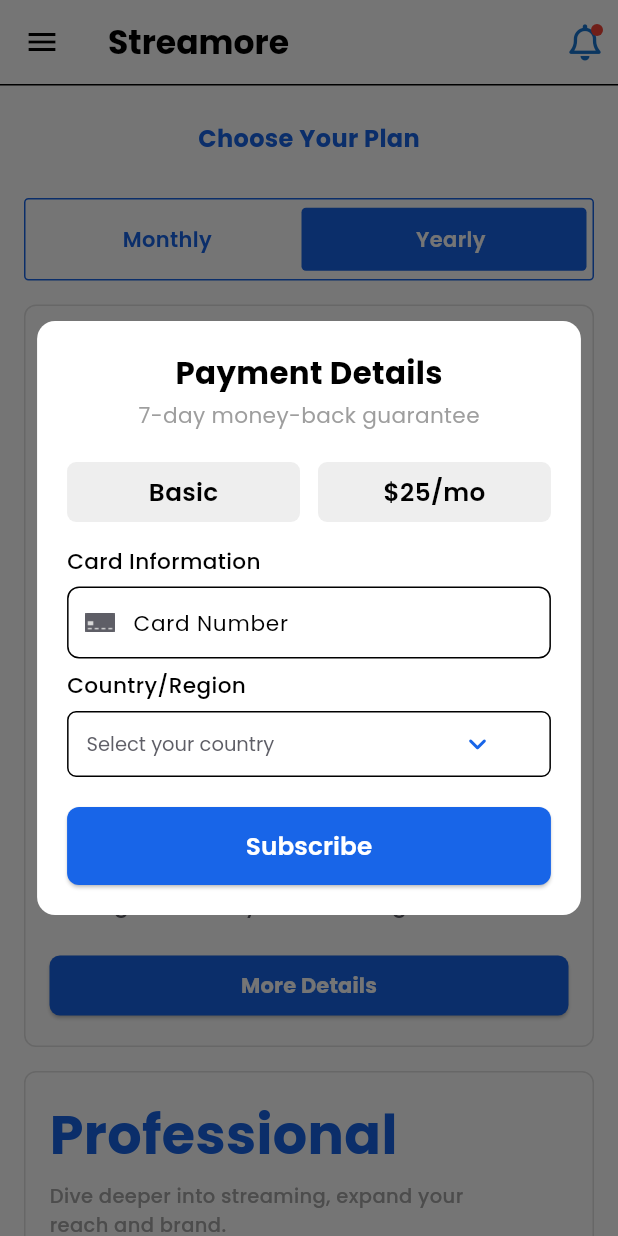
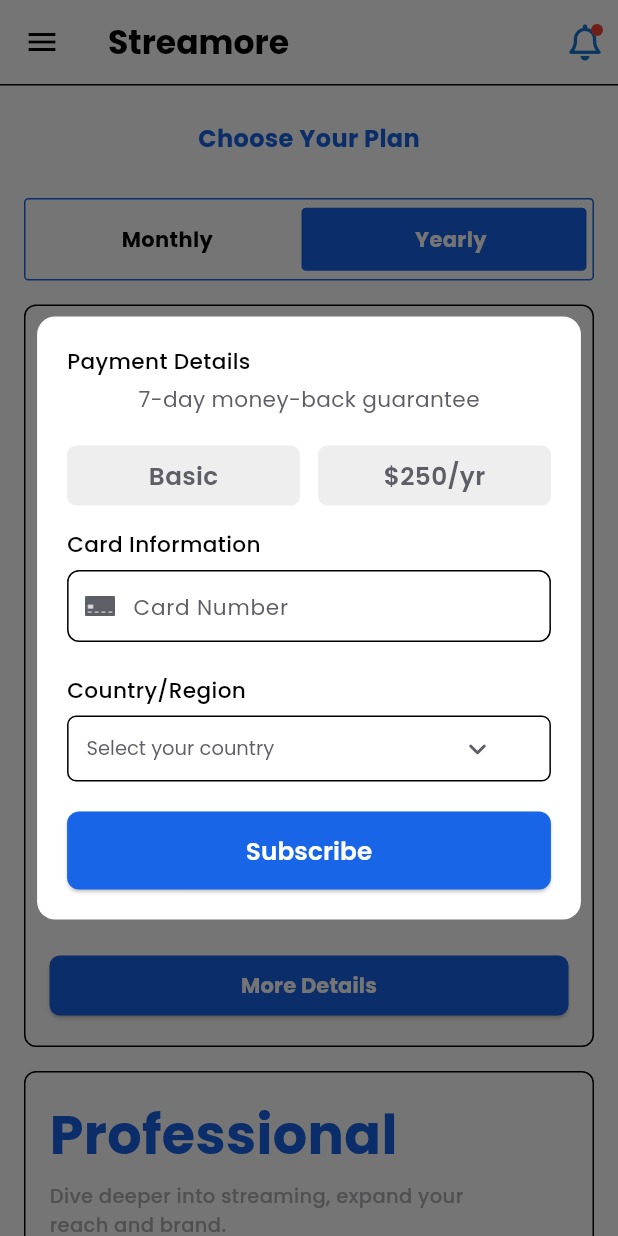
Before and after one commit to Salma28-zahran/streamore_app, a Flutter app: the ChoosePlanScreen screen opened by its route, after a tap on "Yearly", after a tap on "More Details", on a phone screen of 412 x 824 dp. Run offline on Flutter 3.47's test engine with Material 3 defaults, Android fonts, the phone set to English and light mode, and no system bars; drawn by our look-alikes of dropdown_button2; our stand-ins replace easy_localization, flutter_colorpicker, font_awesome_flutter, google_fonts, permission_handler; missing offline and left inert: flutter_sound.

Commit message:
pricing screen UI

```diff
--- a/lib/main.dart
+++ b/lib/main.dart
@@ -61,7 +61,7 @@
       darkTheme: darkTheme.themeData,
       themeMode: provider.themeMode,
       debugShowCheckedModeBanner: false,
-      initialRoute: ChoosePlanScreen.routeName,
+      initialRoute: OnBoardingScreen.routeName,
       routes: {
         OnBoardingScreen.routeName: (context) => const OnBoardingScreen(),
         SignIn.routeName:        (context) => const SignIn(),
--- a/lib/screens/stream/choose_plan_screen.dart
+++ b/lib/screens/stream/choose_plan_screen.dart
@@ -1,12 +1,15 @@
 import 'package:flutter/material.dart';
 import 'package:google_fonts/google_fonts.dart';
 import 'package:font_awesome_flutter/font_awesome_flutter.dart';
+import 'package:easy_localization/easy_localization.dart';
 import 'package:streamore_app/screens/stream/drawer/main_drawer.dart';
 import 'package:streamore_app/utils/payment_details_dialog.dart';
 
+
+
+
 class ChoosePlanScreen extends StatefulWidget {
   static const routeName = '/choose-plan';
-
   const ChoosePlanScreen({super.key});
 
   @override
@@ -17,24 +20,58 @@
   int selectedTabIndex = 0;
   final bool hasNotification = true;
 
+  List<String> getFeatureList(String prefix, int count) {
+    return List.generate(count, (i) => tr('$prefix${i + 1}'));
+  }
+
   @override
   Widget build(BuildContext context) {
     final theme = Theme.of(context);
     final screenWidth = MediaQuery.of(context).size.width;
-    final primaryColor = theme.primaryColor;
-    final textColor = theme.textTheme.bodyLarge?.color ?? Colors.black;
-    final cardColor = theme.cardColor;
-    final greyTextColor =
-        theme.brightness == Brightness.dark
-            ? const Color(0xFFA5A5A5)
-            : const Color(0xFFA5A5A5);
+    final colorScheme = theme.colorScheme;
 
     return Scaffold(
-      appBar: AppBar(
+      appBar: _buildAppBar(theme),
+      drawer: MainDrawer(),
+      body: ListView(
+        padding: const EdgeInsets.symmetric(horizontal: 16),
+        children: [
+          const SizedBox(height: 24),
+          _buildTitle(theme),
+          const SizedBox(height: 28),
+          _buildPlanToggle(context, screenWidth, colorScheme.primary, colorScheme.onSurface),
+          const SizedBox(height: 16),
+          _buildPlanCard(
+            title: 'basic'.tr(),
+            priceMain: selectedTabIndex == 0 ? "\$25" : "\$250",
+            priceSub: selectedTabIndex == 0 ? "/${'mo'.tr()}" : "/${'yr'.tr()}",
+            description: 'basic_description'.tr(),
+            features: getFeatureList('basic_feature_', 8),
+            planType: 'basic'.tr(),
+            priceDisplay: selectedTabIndex == 0 ? '\$25/${'mo'.tr()}' : '\$250/${'yr'.tr()}',
+          ),
+          const SizedBox(height: 16),
+          _buildPlanCard(
+            title: 'professional'.tr(),
+            priceMain: selectedTabIndex == 0 ? "\$50" : "\$500",
+            priceSub: selectedTabIndex == 0 ? "/${'mo'.tr()}" : "/${'yr'.tr()}",
+            description: 'professional_description'.tr(),
+            features: getFeatureList('professional_feature_', 8),
+            planType: 'professional'.tr(),
+            priceDisplay: selectedTabIndex == 0 ? '\$50/${'mo'.tr()}' : '\$500/${'yr'.tr()}',
+          ),
+          const SizedBox(height: 24),
+        ],
+      ),
+    );
+  }
+
+  AppBar _buildAppBar(ThemeData theme) {
+    return AppBar(
       automaticallyImplyLeading: true,
       backgroundColor: theme.appBarTheme.backgroundColor,
       title: Text(
-          "Streamore",
+        'streamore'.tr(),
         style: GoogleFonts.poppins(
           fontWeight: FontWeight.bold,
           fontSize: 22,
@@ -46,11 +83,7 @@
           padding: const EdgeInsets.only(right: 10),
           child: Stack(
             children: [
-                Icon(
-                  FontAwesomeIcons.bell,
-                  color: theme.primaryColorDark,
-                  size: 24,
-                ),
+              Icon(FontAwesomeIcons.bell, color: theme.primaryColorDark, size: 24),
               if (hasNotification)
                 Positioned(
                   right: 0,
@@ -72,24 +105,33 @@
         preferredSize: const Size.fromHeight(1),
         child: Divider(color: theme.dividerColor, thickness: 1, height: 1),
       ),
-      ),
-      drawer: MainDrawer(),
-      body: ListView(
-        padding: const EdgeInsets.symmetric(horizontal: 16),
-        children: [
-          const SizedBox(height: 24),
-          Center(
+    );
+  }
+
+  Widget _buildTitle(ThemeData theme) {
+    return Center(
       child: Text(
-              "Choose Your Plan",
+        'choose_your_plan'.tr(),
         style: GoogleFonts.poppins(
           fontSize: 16,
           fontWeight: FontWeight.bold,
-                color: primaryColor,
+          color: theme.colorScheme.primary,
         ),
       ),
-          ),
-          const SizedBox(height: 28),
-          Container(
+    );
+  }
+
+  Widget _buildPlanToggle(
+    BuildContext context,
+    double screenWidth,
+    Color primaryColor,
+    Color textColor,
+  ) {
+
+      final isRtl = Directionality.of(context) == TextDirection.RTL;
+
+
+    return Container(
       height: 55,
       decoration: BoxDecoration(
         borderRadius: BorderRadius.circular(3),
@@ -101,10 +143,9 @@
             padding: const EdgeInsets.symmetric(horizontal: 4),
             child: AnimatedAlign(
               duration: const Duration(milliseconds: 250),
-                    alignment:
-                        selectedTabIndex == 0
-                            ? Alignment.centerLeft
-                            : Alignment.centerRight,
+              alignment: (selectedTabIndex == 0)
+                  ? (isRtl ? Alignment.centerRight : Alignment.centerLeft)
+                  : (isRtl ? Alignment.centerLeft : Alignment.centerRight),
               child: Container(
                 width: (screenWidth - 32) / 2,
                 height: 42,
@@ -117,127 +158,56 @@
           ),
           Row(
             children: [
-                    Expanded(
+              _buildToggleButton('monthly'.tr(), 0, primaryColor, textColor),
+              _buildToggleButton('yearly'.tr(), 1, primaryColor, textColor),
+            ],
+          ),
+        ],
+      ),
+    );
+  }
+
+  Widget _buildToggleButton(
+    String label,
+    int index,
+    Color primaryColor,
+    Color textColor,
+  ) {
+    return Expanded(
       child: GestureDetector(
-                        onTap: () => setState(() => selectedTabIndex = 0),
+        onTap: () => setState(() => selectedTabIndex = index),
         child: Center(
           child: Text(
-                            "Monthly",
+            label,
             style: GoogleFonts.poppins(
-                              fontWeight: FontWeight.w600,
-                              color:
-                                  selectedTabIndex == 0
-                                      ? Colors.white
-                                      : primaryColor,
+              fontWeight: FontWeight.bold,
+              color: selectedTabIndex == index ? Colors.white : textColor,
             ),
           ),
         ),
       ),
-                    ),
-                    Expanded(
-                      child: GestureDetector(
-                        onTap: () => setState(() => selectedTabIndex = 1),
-                        child: Center(
-                          child: Text(
-                            "Yearly",
-                            style: GoogleFonts.poppins(
-                              fontWeight: FontWeight.w600,
-                              color:
-                                  selectedTabIndex == 1
-                                      ? Colors.white
-                                      : primaryColor,
-                            ),
-                          ),
-                        ),
-                      ),
-                    ),
-                  ],
-                ),
-              ],
-            ),
-          ),
-          const SizedBox(height: 16),
-          PlanCard(
-            title: "Basic",
-            priceMain: selectedTabIndex == 0 ? "\$25" : "\$250",
-            priceSub: selectedTabIndex == 0 ? "/mo" : "/yr",
-            description:
-                "Dive deeper into streaming, expand your\nreach and brand.",
-            features: const [
-              "No Streamore logo on your streams",
-              "Multistream - 3 destinations",
-              "Unlimited streaming",
-              "10 on-screen participants",
-              "Custom RTMP destinations",
-              "Pre-recorded streams - 1 hour",
-              "Guest destination",
-              "Logos, Overlays, and Backgrounds",
-            ],
-            cardColor: cardColor,
-            textColor: textColor,
-            greyTextColor: greyTextColor,
-            primaryColor: primaryColor,
-          ),
-          const SizedBox(height: 16),
-          PlanCard(
-            title: "Professional",
-            priceMain: selectedTabIndex == 0 ? "\$50" : "\$500",
-            priceSub: selectedTabIndex == 0 ? "/mo" : "/yr",
-            description:
-                "Dive deeper into streaming, expand your\nreach and brand.",
-            features: const [
-              "Full HD (1080P)",
-              "Multistream - 8 destinations",
-              "Extra camera",
-              "12 backstage participants",
-              "Download transcripts",
-              "4 seats",
-              "Pre-recorded streams - 2 hours",
-              "Logos, Overlays, and Backgrounds",
-            ],
-            cardColor: cardColor,
-            textColor: textColor,
-            greyTextColor: greyTextColor,
-            primaryColor: primaryColor,
-          ),
-          const SizedBox(height: 24),
-        ],
-      ),
     );
   }
-}
 
-class PlanCard extends StatelessWidget {
-  final String title;
-  final String priceMain;
-  final String priceSub;
-  final String description;
-  final List<String> features;
-  final Color cardColor;
-  final Color textColor;
-  final Color greyTextColor;
-  final Color primaryColor;
+  Widget _buildPlanCard({
+    required String title,
+    required String priceMain,
+    required String priceSub,
+    required String description,
+    required List<String> features,
+    required String planType,
+    required String priceDisplay,
+  }) {
+    final theme = Theme.of(context);
+    final primaryColor = theme.colorScheme.primary;
+    final textColor = theme.colorScheme.onSurface;
+    final descriptionColor = theme.textTheme.bodyLarge?.color;
 
-  const PlanCard({
-    super.key,
-    required this.title,
-    required this.priceMain,
-    required this.priceSub,
-    required this.description,
-    required this.features,
-    required this.cardColor,
-    required this.textColor,
-    required this.greyTextColor,
-    required this.primaryColor,
-  });
-
-  @override
-  Widget build(BuildContext context) {
     return Container(
       padding: const EdgeInsets.all(16),
       decoration: BoxDecoration(
-        color: cardColor,
-        border: Border.all(color: Colors.grey.shade300),
+        color: theme.cardColor,
+        border: Border.all(color: theme.dividerColor),
         borderRadius: BorderRadius.circular(8),
       ),
       child: Column(
@@ -257,7 +227,7 @@
             style: GoogleFonts.poppins(
               fontSize: 13,
               fontWeight: FontWeight.w500,
-              color: greyTextColor,
+              color: lighten(descriptionColor ?? textColor, 0.5),
             ),
           ),
           const SizedBox(height: 16),
@@ -274,8 +244,8 @@
                   text: priceSub,
                   style: GoogleFonts.poppins(
                     fontSize: 22,
+                    fontWeight: FontWeight.normal,
                     color: primaryColor,
-                    fontWeight: FontWeight.normal,
                   ),
                 ),
               ],
@@ -316,18 +286,15 @@
                   borderRadius: BorderRadius.circular(7),
                 ),
               ),
-              onPressed: () {
-                showDialog(
+              onPressed: () => showDialog(
                 context: context,
-                  builder:
-                      (_) => const PaymentDetailsDialog(
-                        plan: 'Basic',
-                        price: '\$25/mo',
+                builder: (_) => PaymentDetailsDialog(
+                  plan: planType,
+                  price: priceDisplay,
                 ),
-                );
-              },
+              ),
               child: Text(
-                "More Details",
+                'more_details'.tr(),
                 style: GoogleFonts.poppins(
                   color: Colors.white,
                   fontWeight: FontWeight.bold,
@@ -340,3 +307,8 @@
     );
   }
 }
+
+Color lighten(Color color, [double amount = 0.3]) {
+  assert(amount >= 0 && amount <= 1);
+  return Color.lerp(color, Colors.white, amount) ?? color;
+}
--- a/lib/screens/stream/drawer/settings/billing_tab.dart
+++ b/lib/screens/stream/drawer/settings/billing_tab.dart
@@ -1,6 +1,7 @@
 import 'package:easy_localization/easy_localization.dart';
 import 'package:flutter/material.dart';
 import 'package:google_fonts/google_fonts.dart';
+import 'package:streamore_app/screens/stream/choose_plan_screen.dart';
 import 'package:streamore_app/utils/billing_info_dialog.dart';
 
 class BillingTab extends StatefulWidget {
@@ -118,8 +119,11 @@
           const SizedBox(height: 8),
           SizedBox(
             height: 30,
+
             child: ElevatedButton(
-              onPressed: () {},
+              onPressed: () {
+                Navigator.pushNamed(context, ChoosePlanScreen.routeName);
+              },
               style: ElevatedButton.styleFrom(
                 backgroundColor: Theme.of(context).colorScheme.primary,
                 padding: const EdgeInsets.symmetric(
--- a/lib/utils/payment_details_dialog.dart
+++ b/lib/utils/payment_details_dialog.dart
@@ -2,6 +2,7 @@
 import 'package:easy_localization/easy_localization.dart';
 import 'package:flutter/material.dart';
 import 'package:google_fonts/google_fonts.dart';
+import 'dart:ui' as ui;
 
 class PaymentDetailsDialog extends StatelessWidget {
   final String plan;
@@ -16,64 +17,74 @@
   @override
   Widget build(BuildContext context) {
     final theme = Theme.of(context);
-  final primaryColor = theme.primaryColor;
-  final baseTextColor = theme.textTheme.bodyLarge?.color ?? Colors.black;
-  final borderColor = theme.dividerColor;
-  final fillColor = theme.cardColor;
     final media = MediaQuery.of(context).size;
 
-    return Dialog(
+    final primaryColor = theme.colorScheme.primary;
+    final baseGray = theme.textTheme.bodyLarge?.color;
+    final fillColor = theme.cardColor;
+    final labelColor = theme.colorScheme.onSurface;
+    final borderGray = theme.dividerColor;
+
+    final isArabic = Localizations.localeOf(context).languageCode == 'ar';
+
+    return Directionality(
+      textDirection: isArabic ? ui.TextDirection.rtl : ui.TextDirection.ltr,
+      child: Dialog(
         shape: RoundedRectangleBorder(borderRadius: BorderRadius.circular(12)),
-      backgroundColor: theme.cardColor,
+        backgroundColor: fillColor,
         insetPadding: EdgeInsets.symmetric(
           horizontal: media.width * 0.06,
           vertical: media.height * 0.08,
         ),
         child: ConstrainedBox(
-        constraints: BoxConstraints(
-          maxHeight: media.height * 0.85,
-        ),
+          constraints: BoxConstraints(maxHeight: media.height * 0.85),
           child: SingleChildScrollView(
             padding: const EdgeInsets.all(20),
             child: Column(
               mainAxisSize: MainAxisSize.min,
               children: [
-              Text(
-                "Payment Details",
-                style: GoogleFonts.poppins(
-                  fontSize: media.width * 0.05,
-                  fontWeight: FontWeight.w700,
-                  color: Colors.black,
-                ),
-              ),
+                _Label("Payment Details".tr(), labelColor, media),
                 const SizedBox(height: 4),
                 Text(
-                "7-day money-back guarantee",
+                  "7-day money-back guarantee".tr(),
                   style: GoogleFonts.poppins(
                     fontSize: media.width * 0.035,
-                  color: Colors.grey,
+                    color: baseGray,
                   ),
                 ),
                 const SizedBox(height: 20),
-
                 Row(
                   children: [
-                  _InfoBox(label: plan),
+                    _InfoBox(
+                      label: plan,
+                      color: baseGray!,
+                      showBorder: plan.toLowerCase() != 'basic',
+                      borderColor: borderGray,
+                    ),
                     const SizedBox(width: 12),
-                  _InfoBox(label: price),
+                    _InfoBox(
+                      label: price,
+                      color: baseGray,
+                      showBorder: plan.toLowerCase() != 'basic',
+                      borderColor: borderGray,
+                    ),
                   ],
                 ),
                 const SizedBox(height: 16),
 
-              _Label("Card Information", media),
+                _Label("Card Information".tr(), labelColor, media),
                 const SizedBox(height: 6),
 
                 TextField(
                   keyboardType: TextInputType.number,
+                  style: GoogleFonts.poppins(color: baseGray),
+                  textDirection: isArabic ? ui.TextDirection.rtl : ui.TextDirection.ltr,
                   decoration: InputDecoration(
-                  hintText: 'Card Number',
-                  hintStyle:
-                      GoogleFonts.poppins(fontSize: media.width * 0.035),
+                    hintText: 'Card Number'.tr(),
+                    hintStyle: GoogleFonts.poppins(
+                      fontSize: media.width * 0.035,
+                      color: baseGray,
+                    ),
                     prefixIcon: Padding(
                       padding: const EdgeInsets.only(left: 12, right: 8),
                       child: Image.asset(
@@ -88,17 +99,23 @@
                     ),
                     border: OutlineInputBorder(
                       borderRadius: BorderRadius.circular(8),
+                      borderSide: BorderSide(color: borderGray),
+                    ),
+                    enabledBorder: OutlineInputBorder(
+                      borderRadius: BorderRadius.circular(8),
+                      borderSide: BorderSide(color: borderGray),
                     ),
                     contentPadding: const EdgeInsets.symmetric(
-                    vertical: 12,
+                      vertical: 8,
                       horizontal: 16,
                     ),
                   ),
                 ),
-              const SizedBox(height: 8),
+                const SizedBox(height: 22),
 
-              _Label("Country/Region", media),
+                _Label("Country/Region".tr(), labelColor, media),
                 const SizedBox(height: 6),
+
                 DropdownButtonHideUnderline(
                   child: DropdownButton2<String>(
                     isExpanded: true,
@@ -106,13 +123,12 @@
                       'select_your_country'.tr(),
                       style: GoogleFonts.poppins(
                         fontSize: 13,
-                        color: theme.brightness == Brightness.dark
-                            ? primaryColor: baseTextColor,
+                        color: baseGray,
                       ),
                     ),
-                    items:  [
-                      DropdownMenuItem(value: 'C', child: Text('cairo'.tr())),
-                      DropdownMenuItem(value: 'A', child: Text('alex'.tr())),
+                    items: const [
+                      DropdownMenuItem(value: 'C', child: Text('Cairo')),
+                      DropdownMenuItem(value: 'A', child: Text('Alex')),
                     ],
                     onChanged: (value) {},
                     buttonStyleData: ButtonStyleData(
@@ -121,7 +137,7 @@
                       padding: const EdgeInsets.only(left: 12, right: 36),
                       decoration: BoxDecoration(
                         borderRadius: BorderRadius.circular(6),
-                        border: Border.all(color: borderColor),
+                        border: Border.all(color: borderGray),
                         color: fillColor,
                       ),
                       elevation: 0,
@@ -129,7 +145,7 @@
                     iconStyleData: IconStyleData(
                       icon: Icon(
                         Icons.keyboard_arrow_down_rounded,
-                        color: primaryColor, //  primary Color
+                        color: baseGray,
                       ),
                       iconSize: 24,
                     ),
@@ -137,19 +153,20 @@
                       decoration: BoxDecoration(
                         borderRadius: BorderRadius.circular(6),
                         color: fillColor,
-                        border: Border.all(color: borderColor),
+                        border: Border.all(color: borderGray),
                       ),
                       offset: const Offset(0, 4),
                       maxHeight: 200,
                     ),
                     style: GoogleFonts.poppins(
                       fontSize: 13,
-                      color: baseTextColor,
+                      color: baseGray,
                     ),
-                    menuItemStyleData: const MenuItemStyleData(
-                      height: 36,
+                    menuItemStyleData: MenuItemStyleData(
+                      height: 48,
                       padding: EdgeInsets.symmetric(horizontal: 12),
                     ),
+                    alignment: isArabic ? Alignment.centerRight : Alignment.centerLeft,
                   ),
                 ),
 
@@ -158,7 +175,7 @@
                   width: double.infinity,
                   child: ElevatedButton(
                     style: ElevatedButton.styleFrom(
-                    backgroundColor: theme.primaryColor,
+                      backgroundColor: primaryColor,
                       padding: const EdgeInsets.symmetric(vertical: 14),
                       shape: RoundedRectangleBorder(
                         borderRadius: BorderRadius.circular(8),
@@ -166,7 +183,7 @@
                     ),
                     onPressed: () {},
                     child: Text(
-                    "Subscribe",
+                      "Subscribe".tr(),
                       style: GoogleFonts.poppins(
                         color: Colors.white,
                         fontSize: media.width * 0.04,
@@ -179,10 +196,11 @@
             ),
           ),
         ),
+      ),
     );
   }
 
-  Widget _Label(String text, Size media) {
+  Widget _Label(String text, Color color, Size media) {
     return Align(
       alignment: Alignment.centerLeft,
       child: Text(
@@ -190,6 +208,7 @@
         style: GoogleFonts.poppins(
           fontWeight: FontWeight.w500,
           fontSize: media.width * 0.035,
+          color: color,
         ),
       ),
     );
@@ -198,19 +217,33 @@
 
 class _InfoBox extends StatelessWidget {
   final String label;
+  final Color color;
+  final bool showBorder;
+  final Color borderColor;
 
-  const _InfoBox({required this.label});
+  const _InfoBox({
+    required this.label,
+    required this.color,
+    this.showBorder = true,
+    required this.borderColor,
+  });
 
   @override
   Widget build(BuildContext context) {
     final media = MediaQuery.of(context).size;
+    final fill = Theme.of(context).brightness == Brightness.dark
+        ? Colors.grey[850]
+        : Colors.grey[200];
 
     return Flexible(
       child: Container(
         height: 40,
         decoration: BoxDecoration(
-          color: Colors.grey.shade200,
+          color: fill,
           borderRadius: BorderRadius.circular(6),
+          border: showBorder
+              ? Border.all(color: borderColor)
+              : Border.all(color: Colors.transparent),
         ),
         child: Center(
           child: Text(
@@ -218,7 +251,7 @@
             style: GoogleFonts.poppins(
               fontWeight: FontWeight.w600,
               fontSize: media.width * 0.04,
-              color: Colors.black,
+              color: color,
             ),
           ),
         ),
```
Also changed, not shown: assets/translations/ar.json (+44 -2 lines), assets/translations/en.json (+37 -1 lines). Lines whose indentation alone changed are shown as unchanged.
